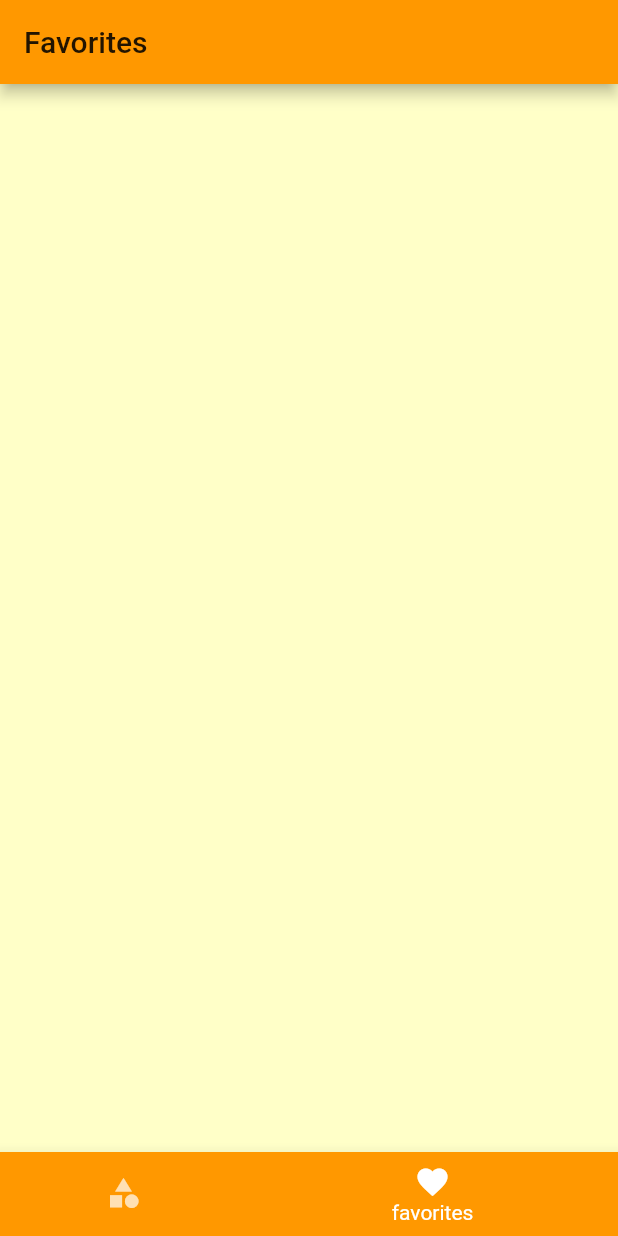
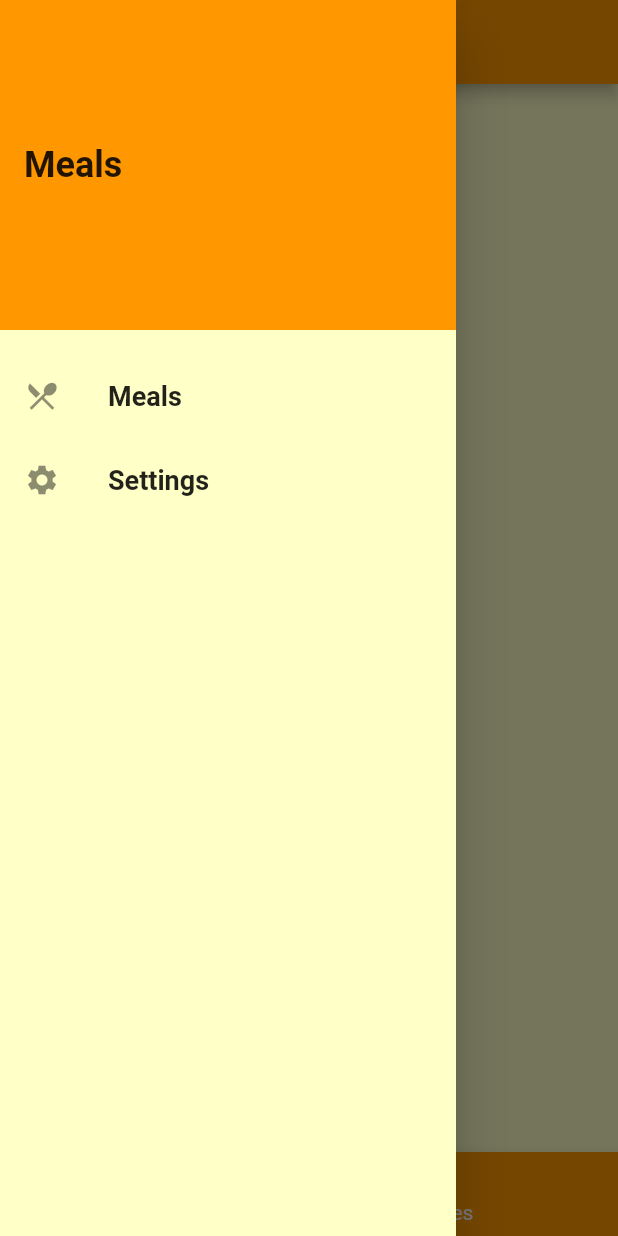
Before and after one commit to FadyFouad/flutter_meals_app, a Flutter app: the screen it shows after launch, item 2 of the bottom bar chosen, with the side drawer open (before the commit the screen has no drawer), on a phone screen of 412 x 824 dp. Run offline on Flutter 3.47's test engine with Material 2 defaults, Android fonts, the phone set to English and light mode, and no system bars.

Commit message:
custom Drawer

```diff
--- a/lib/screens/category_screen.dart
+++ b/lib/screens/category_screen.dart
@@ -14,9 +14,6 @@ class CategoryScreen extends StatelessWidget {
   @override
   Widget build(BuildContext context) {
     return Scaffold(
-      appBar: AppBar(
-        title: Text(this.title),
-      ),
       body: Container(
         padding: EdgeInsets.all(8),
         child: GridView(
--- a/lib/screens/favorites_screen.dart
+++ b/lib/screens/favorites_screen.dart
@@ -8,9 +8,6 @@ class FavoritesScreen extends StatelessWidget {
   @override
   Widget build(BuildContext context) {
     return Scaffold(
-      appBar: AppBar(
-        title: Text("Favorites"),
-      ),
       body: Container(),
     );
   }
--- a/lib/screens/tabs_screen.dart
+++ b/lib/screens/tabs_screen.dart
@@ -1,6 +1,7 @@
 import 'package:flutter/material.dart';
 import 'package:fluttermealsapp/screens/category_screen.dart';
 import 'package:fluttermealsapp/screens/favorites_screen.dart';
+import 'package:fluttermealsapp/widgets/main_drawer.dart';
 
 ///****************************************************
 ///*** Created by Fady Fouad on 23-Mar-20 at 15:07.***
@@ -12,11 +13,11 @@ class TabsScreen extends StatefulWidget {
 }
 
 class _TabsScreenState extends State<TabsScreen> {
-  final List<Widget> _screens = [
-    CategoryScreen(
-      title: "Meals",
-    ),
-    FavoritesScreen(),
+  final List <Map<String, Object>> _screens = [
+    {'screen': CategoryScreen(),
+      'title': "Categories"},
+    { 'screen': FavoritesScreen(),
+      'title': "Favorites"},
   ];
   int _selectedScreenIndex = 0;
 
@@ -29,22 +30,30 @@ class _TabsScreenState extends State<TabsScreen> {
   @override
   Widget build(BuildContext context) {
     return Scaffold(
-      body: _screens[_selectedScreenIndex],
+      appBar: AppBar(title:Text(_screens[_selectedScreenIndex]['title'])),
+      drawer: Drawer(child:MainDrawer()),
+      body: _screens[_selectedScreenIndex]['screen'],
       bottomNavigationBar: BottomNavigationBar(
         onTap: _onItemTapped,
         items: <BottomNavigationBarItem>[
           BottomNavigationBarItem(
-            backgroundColor: Theme.of(context).primaryColor,
+            backgroundColor: Theme
+                .of(context)
+                .primaryColor,
             icon: Icon(Icons.category),
             title: Text("Categories"),
           ),
           BottomNavigationBarItem(
-            backgroundColor: Theme.of(context).primaryColor,
+            backgroundColor: Theme
+                .of(context)
+                .primaryColor,
             icon: Icon(Icons.favorite),
             title: Text("favorites"),
           )
         ],
-        backgroundColor: Theme.of(context).accentColor,
+        backgroundColor: Theme
+            .of(context)
+            .accentColor,
         unselectedItemColor: Colors.white70,
         selectedItemColor: Colors.white,
         currentIndex: _selectedScreenIndex,
--- /dev/null
+++ b/lib/widgets/main_drawer.dart
@@ -0,0 +1,48 @@
+import 'package:flutter/cupertino.dart';
+import 'package:flutter/material.dart';
+
+///****************************************************
+///*** Created by Fady Fouad on 24-Mar-20 at 01:47.***
+///****************************************************
+
+class MainDrawer extends StatelessWidget {
+  @override
+  Widget build(BuildContext context) {
+    return Container(
+      child: Column(
+        children: <Widget>[
+          Container(
+            height: 220,
+            width: double.infinity,
+            padding: EdgeInsets.all(16),
+            alignment: Alignment.centerLeft,
+            color: Theme.of(context).accentColor,
+            child: Text(
+              "Meals",
+              style: TextStyle(fontWeight: FontWeight.w700, fontSize: 24),
+            ),
+          ),
+          SizedBox(
+            height: 16,
+          ),
+          ListTile(
+            leading: Icon(Icons.restaurant_menu),
+            title: Text(
+              'Meals',
+              style: TextStyle(fontSize: 18, fontWeight: FontWeight.bold),
+            ),
+            onTap: () => {},
+          ),
+          ListTile(
+            leading: Icon(Icons.settings),
+            title: Text(
+              'Settings',
+              style: TextStyle(fontSize: 18, fontWeight: FontWeight.bold),
+            ),
+            onTap: () => {},
+          ),
+        ],
+      ),
+    );
+  }
+}
--- a/lib/widgets/meal_widget.dart
+++ b/lib/widgets/meal_widget.dart
@@ -129,7 +129,7 @@ class MealItem extends StatelessWidget {
                         SizedBox(
                           width: 8,
                         ),
-                        Text('$complexityString cc'),
+                        Text('$complexityString'),
                       ],
                     ),
                     Row(
```
